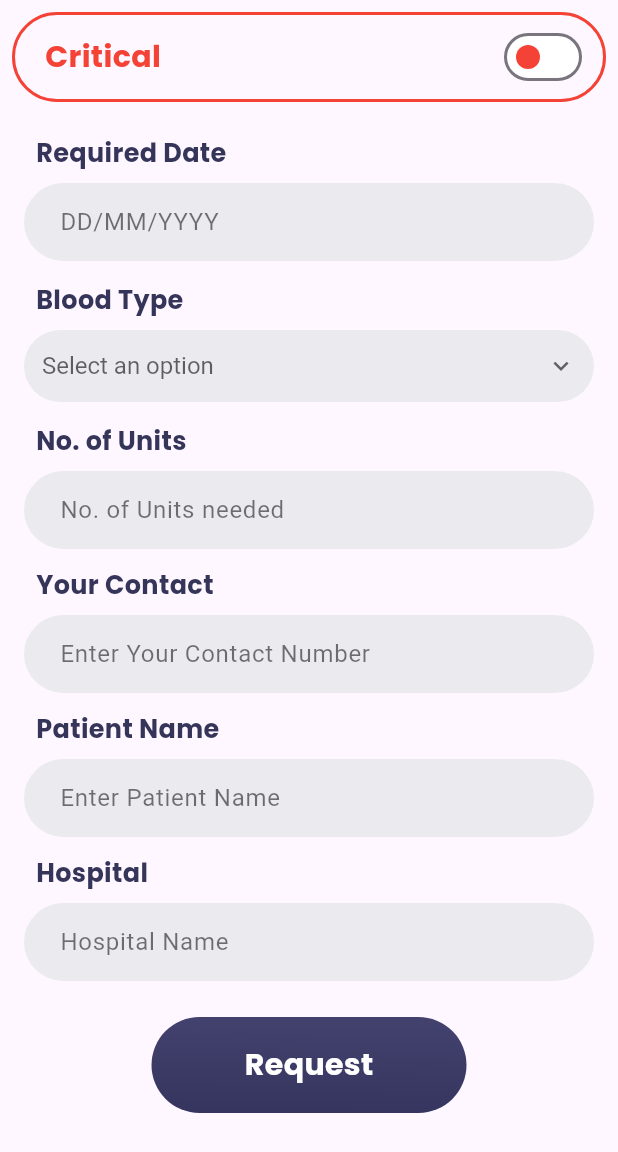
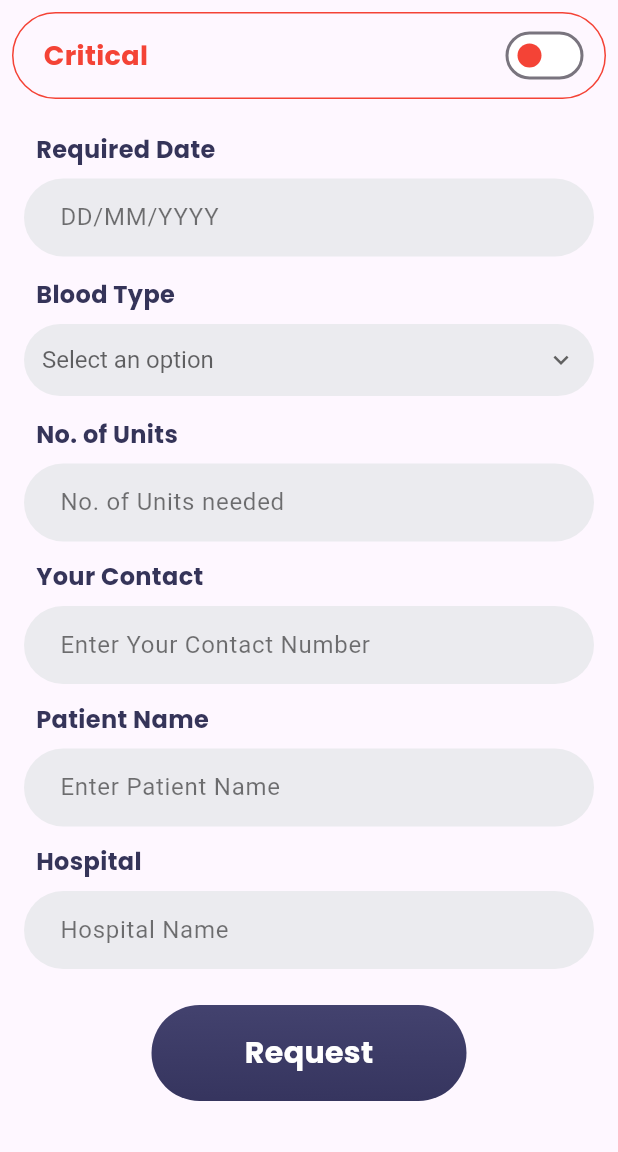
Before and after one commit to Albin2420/Medicare, a Flutter app: the BloodForm widget shown alone on an empty page, opened directly, on a phone screen of 412 x 824 dp. Shown: the top 1152 px of the screen. Run offline on Flutter 3.47's test engine with Material 3 defaults, Android fonts, the phone set to English and light mode, and no system bars; our stand-ins replace audioplayers, camera, dartz, dio, flutter_dotenv, flutter_easyloading and 12 more; missing offline and left inert: audio_waveforms, flutter_phone_direct_caller, open_route_service, twilio_flutter; accounts and stored records are empty; network calls fail.

Commit message:
design optimization

```diff
--- a/lib/src/presentation/screens/Home/widgets/index_requestBlood/RequestbloodForm.dart
+++ b/lib/src/presentation/screens/Home/widgets/index_requestBlood/RequestbloodForm.dart
@@ -37,7 +37,7 @@ class BloodForm extends StatelessWidget {
                   "Required Date",
                   style: GoogleFonts.poppins(
                     fontWeight: FontWeight.w700,
-                    fontSize: 17,
+                    fontSize: 16,
                     color: const Color(0xff353459),
                   ),
                 ),
@@ -74,7 +74,7 @@ class BloodForm extends StatelessWidget {
                   "Blood Type",
                   style: GoogleFonts.poppins(
                     fontWeight: FontWeight.w700,
-                    fontSize: 17,
+                    fontSize: 16,
                     color: const Color(0xff353459),
                   ),
                 ),
@@ -100,7 +100,7 @@ class BloodForm extends StatelessWidget {
                   "No. of Units",
                   style: GoogleFonts.poppins(
                     fontWeight: FontWeight.w700,
-                    fontSize: 17,
+                    fontSize: 16,
                     color: const Color(0xff353459),
                   ),
                 ),
@@ -137,7 +137,7 @@ class BloodForm extends StatelessWidget {
                   "Your Contact",
                   style: GoogleFonts.poppins(
                     fontWeight: FontWeight.w700,
-                    fontSize: 17,
+                    fontSize: 16,
                     color: const Color(0xff353459),
                   ),
                 ),
@@ -174,7 +174,7 @@ class BloodForm extends StatelessWidget {
                   "Patient Name",
                   style: GoogleFonts.poppins(
                     fontWeight: FontWeight.w700,
-                    fontSize: 17,
+                    fontSize: 16,
                     color: const Color(0xff353459),
                   ),
                 ),
@@ -211,7 +211,7 @@ class BloodForm extends StatelessWidget {
                   "Hospital",
                   style: GoogleFonts.poppins(
                     fontWeight: FontWeight.w700,
-                    fontSize: 17,
+                    fontSize: 16,
                     color: const Color(0xff353459),
                   ),
                 ),
--- a/lib/src/presentation/widgets/CriticalToggle.dart
+++ b/lib/src/presentation/widgets/CriticalToggle.dart
@@ -18,7 +18,7 @@ class _CriticalToggleState extends State<CriticalToggle> {
       margin: const EdgeInsets.all(8),
       decoration: BoxDecoration(
         borderRadius: BorderRadius.circular(50),
-        border: Border.all(width: 2, color: Colors.red),
+        border: Border.all(width: 1, color: Colors.red),
       ),
       padding: const EdgeInsets.only(left: 20, right: 10, top: 4, bottom: 4),
       child: Row(
@@ -28,7 +28,7 @@ class _CriticalToggleState extends State<CriticalToggle> {
             "Critical", // corrected typo
             style: GoogleFonts.poppins(
               fontWeight: FontWeight.w700,
-              fontSize: 20,
+              fontSize: 18,
               color: Colors.red,
             ),
           ),
```
Also changed, not shown: lib/src/presentation/widgets/BloodInfo1.dart (+13 -3 lines).
